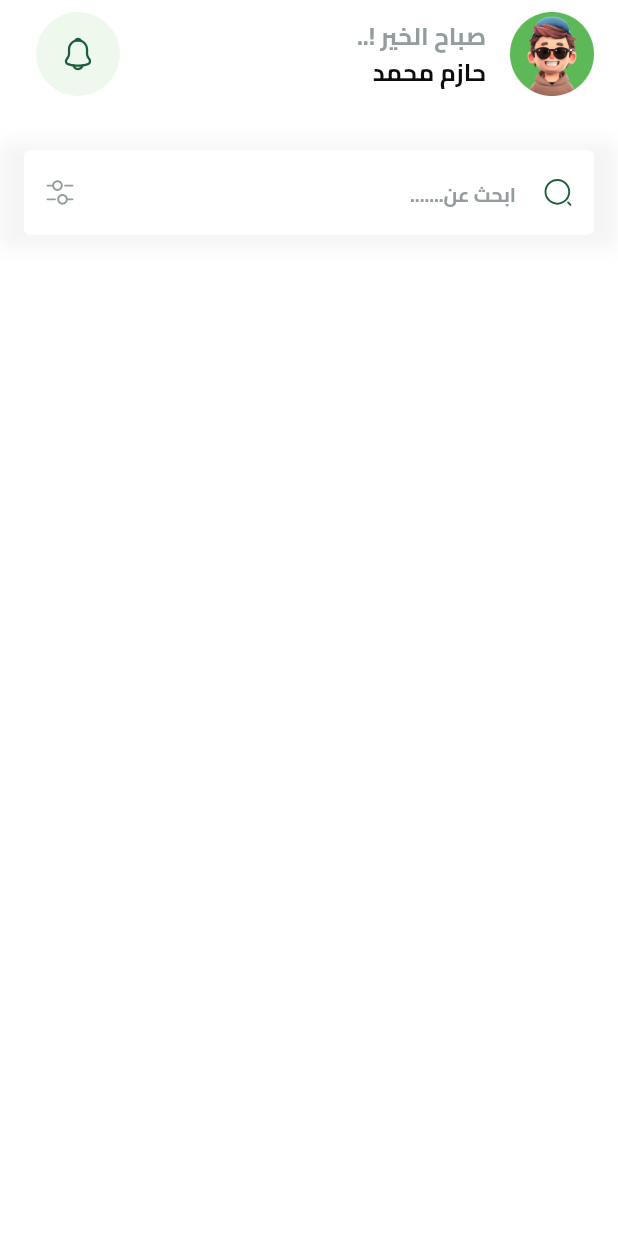
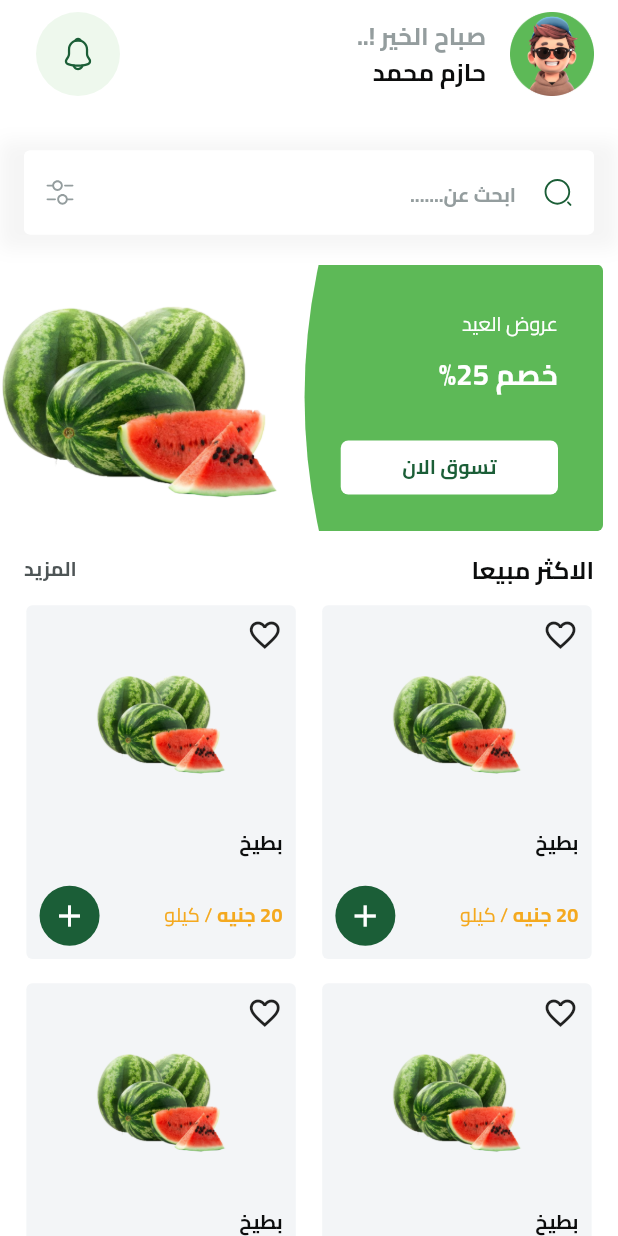
Before and after one commit to Hazem584/Fruits-Hub, a Flutter app: the screen it shows after launch, after a tap on "تخط", after a tap on "تسجيل دخول", on a phone screen of 412 x 824 dp. Run offline on Flutter 3.47's test engine with Material 3 defaults, Android fonts, the phone set to English and light mode, and no system bars; our stand-ins replace bloc, cloud_firestore, dartz, dots_indicator, firebase_auth, firebase_core and 8 more; missing offline and left inert: flutter_facebook_auth; accounts and stored records are empty.

Commit message:
- add best selling list view - add featured fruit item

```diff
--- a/lib/core/theming/app_colors.dart
+++ b/lib/core/theming/app_colors.dart
@@ -1,5 +1,3 @@
-
-
 import 'package:flutter/material.dart';
 
 class AppColors {
@@ -10,4 +8,5 @@ class AppColors {
   static const Color lighterGray = Color(0xFF949D9E);
   static const Color borderColor = Color(0xFFE6E9EA);
   static const Color lightGreen = Color(0xFF2D9F5D);
+  static const Color orange = Color(0xfff4a91f);
 }
--- a/lib/core/theming/styles.dart
+++ b/lib/core/theming/styles.dart
@@ -77,4 +77,34 @@ class TextStyles {
     color: AppColors.black,
     fontFamily: 'Cairo',
   );
+  static TextStyle font13WhiteNormal = TextStyle(
+    fontSize: 13.sp,
+    fontWeight: FontWeightHelper.normal,
+    color: Colors.white,
+    fontFamily: 'Cairo',
+  );
+  static TextStyle font19WhiteBold = TextStyle(
+    fontSize: 19.sp,
+    fontWeight: FontWeightHelper.bold,
+    color: Colors.white,
+    fontFamily: 'Cairo',
+  );
+  static TextStyle font13PrimaryColorBold = TextStyle(
+    fontSize: 13.sp,
+    fontWeight: FontWeightHelper.bold,
+    color: AppColors.primaryColor,
+    fontFamily: 'Cairo',
+  );
+  static TextStyle font13OrangeBold = TextStyle(
+    fontSize: 13.sp,
+    fontWeight: FontWeightHelper.bold,
+    color: AppColors.orange,
+    fontFamily: 'Cairo',
+  );
+  static TextStyle font13OrangeNormal = TextStyle(
+    fontSize: 13.sp,
+    fontWeight: FontWeightHelper.normal,
+    color: AppColors.orange,
+    fontFamily: 'Cairo',
+  );
 }
--- a/lib/core/utils/app_images.dart
+++ b/lib/core/utils/app_images.dart
@@ -58,6 +58,10 @@ class Assets {
   /// assets/images/google_icon.svg
   static const String assetsImagesGoogleIcon = "assets/images/google_icon.svg";
 
+  /// Assets for assetsImagesHomeShape
+  /// assets/images/home_shape.svg
+  static const String assetsImagesHomeShape = "assets/images/home_shape.svg";
+
   /// Assets for assetsImagesLogo
   /// assets/images/logo.svg
   static const String assetsImagesLogo = "assets/images/logo.svg";
@@ -93,4 +97,12 @@ class Assets {
   /// Assets for assetsImagesSplashBottom
   /// assets/images/splash_bottom.svg
   static const String assetsImagesSplashBottom = "assets/images/splash_bottom.svg";
+
+  /// Assets for assetsImagesStrawberry
+  /// assets/images/strawberry.png
+  static const String assetsImagesStrawberry = "assets/images/strawberry.png";
+
+  /// Assets for assetsImagesWatermelonTest
+  /// assets/images/watermelon_test.png
+  static const String assetsImagesWatermelonTest = "assets/images/watermelon_test.png";
 }
--- a/lib/core/widgets/app_text_button.dart
+++ b/lib/core/widgets/app_text_button.dart
@@ -1,8 +1,6 @@
-
 import 'package:flutter/material.dart';
 import 'package:flutter_screenutil/flutter_screenutil.dart';
 import 'package:fruits_e_commerce/core/theming/app_colors.dart';
-
 
 class AppTextButton extends StatelessWidget {
   final double? borderRadius;
@@ -14,6 +12,7 @@ class AppTextButton extends StatelessWidget {
   final String buttonText;
   final TextStyle textStyle;
   final VoidCallback onPressed;
+
   const AppTextButton({
     super.key,
     this.borderRadius,
@@ -29,7 +28,10 @@ class AppTextButton extends StatelessWidget {
 
   @override
   Widget build(BuildContext context) {
-    return TextButton(
+    return SizedBox(
+      width: buttonWidth?.w ?? double.maxFinite,
+      height: buttonHeight?.h ?? 52.h,
+      child: TextButton(
         style: ButtonStyle(
           shape: WidgetStateProperty.all<RoundedRectangleBorder>(
             RoundedRectangleBorder(
@@ -41,18 +43,22 @@ class AppTextButton extends StatelessWidget {
           ),
           padding: WidgetStateProperty.all<EdgeInsets>(
             EdgeInsets.symmetric(
-            horizontal: horizontalPadding?.w ?? 12.w,
-            vertical: verticalPadding?.h ?? 14.h,
+              horizontal: horizontalPadding?.w ?? 8.w,
+              vertical: verticalPadding?.h ?? 4.h,
             ),
           ),
-        fixedSize: WidgetStateProperty.all(
-          Size(buttonWidth?.w ?? double.maxFinite, buttonHeight ?? 52.h),
-        ),
+          minimumSize: WidgetStateProperty.all(Size.zero),
+          tapTargetSize: MaterialTapTargetSize.shrinkWrap,
         ),
         onPressed: onPressed,
+        child: FittedBox(
+          fit: BoxFit.scaleDown,
           child: Text(
             buttonText,
             style: textStyle,
+            textAlign: TextAlign.center,
+          ),
+        ),
       ),
     );
   }
--- /dev/null
+++ b/lib/core/widgets/fruit_item.dart
@@ -0,0 +1,83 @@
+import 'package:flutter/material.dart';
+import 'package:flutter_screenutil/flutter_screenutil.dart';
+import 'package:fruits_e_commerce/core/helper/spacing.dart';
+import 'package:fruits_e_commerce/core/theming/app_colors.dart';
+import 'package:fruits_e_commerce/core/theming/styles.dart';
+import 'package:fruits_e_commerce/core/utils/app_images.dart';
+
+class FruitItem extends StatelessWidget {
+  const FruitItem({super.key});
+
+  @override
+  Widget build(BuildContext context) {
+    return Container(
+      decoration: ShapeDecoration(
+        color: const Color(0xfff3f5f7),
+        shape: RoundedRectangleBorder(borderRadius: BorderRadius.circular(4)),
+      ),
+      child: Stack(
+        children: [
+          Positioned(
+            top: 8.h,
+            right: 8.w,
+            child: Icon(Icons.favorite_border_outlined),
+          ),
+          Padding(
+            padding: EdgeInsets.all(8.w),
+            child: Column(
+              crossAxisAlignment: CrossAxisAlignment.start,
+              children: [
+                verticalSpace(16),
+                Expanded(
+                  flex: 3,
+                  child: Center(
+                    child: Image.asset(
+                      Assets.assetsImagesWatermelonTest,
+                      fit: BoxFit.contain,
+                      height: 80.h,
+                    ),
+                  ),
+                ),
+                verticalSpace(8),
+                Expanded(
+                  flex: 2,
+                  child: Column(
+                    crossAxisAlignment: CrossAxisAlignment.start,
+                    mainAxisAlignment: MainAxisAlignment.spaceBetween,
+                    children: [
+                      Text('بطيخ', style: TextStyles.font13BlackSemiBold),
+                      Row(
+                        mainAxisAlignment: MainAxisAlignment.spaceBetween,
+                        crossAxisAlignment: CrossAxisAlignment.center,
+                        children: [
+                          Expanded(
+                            child: Row(
+                              children: [
+                                Text(
+                                  '20 جنيه',
+                                  style: TextStyles.font13OrangeBold,
+                                ),
+                                Text(
+                                  ' / كيلو',
+                                  style: TextStyles.font13OrangeNormal,
+                                ),
+                              ],
+                            ),
+                          ),
+                          CircleAvatar(
+                            backgroundColor: AppColors.primaryColor,
+                            child: Icon(Icons.add, color: Colors.white),
+                          ),
+                        ],
+                      ),
+                    ],
+                  ),
+                ),
+              ],
+            ),
+          ),
+        ],
+      ),
+    );
+  }
+}
--- /dev/null
+++ b/lib/features/home/presentation/widgets/best_selling_grid_view.dart
@@ -0,0 +1,26 @@
+import 'package:flutter/material.dart';
+import 'package:flutter_screenutil/flutter_screenutil.dart';
+import 'package:fruits_e_commerce/core/widgets/fruit_item.dart';
+
+class BestSellingGridView extends StatelessWidget {
+  const BestSellingGridView({super.key});
+
+  @override
+  Widget build(BuildContext context) {
+    return SliverPadding(
+      padding: EdgeInsets.symmetric(horizontal: 16.w),
+      sliver: SliverGrid.builder(
+        gridDelegate: SliverGridDelegateWithFixedCrossAxisCount(
+          crossAxisCount: 2,
+          childAspectRatio: 163 / 214,
+          crossAxisSpacing: 16.w,
+          mainAxisSpacing: 16.h,
+        ),
+        itemCount: 10,
+        itemBuilder: (context, index) {
+          return const FruitItem();
+        },
+      ),
+    );
+  }
+}
--- /dev/null
+++ b/lib/features/home/presentation/widgets/best_selling_header.dart
@@ -0,0 +1,20 @@
+import 'package:flutter/material.dart';
+import 'package:fruits_e_commerce/core/theming/styles.dart';
+
+class BestSellingHeader extends StatelessWidget {
+  const BestSellingHeader({super.key});
+
+  @override
+  Widget build(BuildContext context) {
+    return Padding(
+      padding: const EdgeInsets.symmetric(horizontal: 16.0),
+      child: Row(
+        children: [
+          Text("الاكثر مبيعا", style: TextStyles.font16BlackBold),
+          const Spacer(),
+          Text("المزيد", style: TextStyles.font13lightGraySemiBold),
+        ],
+      ),
+    );
+  }
+}
--- /dev/null
+++ b/lib/features/home/presentation/widgets/featured_item.dart
@@ -0,0 +1,63 @@
+import 'package:flutter/material.dart';
+import 'package:flutter_svg_provider/flutter_svg_provider.dart';
+import 'package:fruits_e_commerce/core/helper/spacing.dart';
+import 'package:fruits_e_commerce/core/theming/styles.dart';
+import 'package:fruits_e_commerce/core/utils/app_images.dart';
+import 'package:fruits_e_commerce/features/home/presentation/widgets/featured_item_button.dart';
+
+class FeaturedItem extends StatelessWidget {
+  const FeaturedItem({super.key});
+
+  @override
+  Widget build(BuildContext context) {
+    var itemWidth = MediaQuery.sizeOf(context).width;
+    return Padding(
+      padding: const EdgeInsets.symmetric(horizontal: 10.0),
+      child: SizedBox(
+        width: itemWidth,
+        child: AspectRatio(
+          aspectRatio: 342 / 158,
+          child: Stack(
+            children: [
+              Positioned(
+                left: 0,
+                bottom: 0,
+                child: Image.asset(
+                  Assets.assetsImagesWatermelonTest,
+                  width: itemWidth * 0.5,
+                  height: 158,
+                  fit: BoxFit.fill,
+                ),
+              ),
+              Container(
+                width: itemWidth * 0.5,
+                decoration: BoxDecoration(
+                  image: DecorationImage(
+                    image: Svg(Assets.assetsImagesHomeShape),
+                    fit: BoxFit.fill,
+                  ),
+                  borderRadius: BorderRadius.circular(4),
+                ),
+                child: Padding(
+                  padding: const EdgeInsets.only(right: 30.0),
+                  child: Column(
+                    crossAxisAlignment: CrossAxisAlignment.start,
+                    children: [
+                      Spacer(),
+                      Text("عروض العيد", style: TextStyles.font13WhiteNormal),
+                      verticalSpace(10),
+                      Text("خصم 25%", style: TextStyles.font19WhiteBold),
+                      Spacer(),
+                      FeaturedItemButton(),
+                      verticalSpace(24),
+                    ],
+                  ),
+                ),
+              ),
+            ],
+          ),
+        ),
+      ),
+    );
+  }
+}
--- /dev/null
+++ b/lib/features/home/presentation/widgets/featured_item_button.dart
@@ -0,0 +1,21 @@
+import 'package:flutter/material.dart';
+import 'package:flutter_screenutil/flutter_screenutil.dart';
+import 'package:fruits_e_commerce/core/theming/styles.dart';
+import 'package:fruits_e_commerce/core/widgets/app_text_button.dart';
+
+class FeaturedItemButton extends StatelessWidget {
+  const FeaturedItemButton({super.key});
+
+  @override
+  Widget build(BuildContext context) {
+    return AppTextButton(
+      buttonText: "تسوق الان",
+      textStyle: TextStyles.font13PrimaryColorBold,
+      onPressed: () {},
+      backgroundColor: Colors.white,
+      borderRadius: 5,
+      buttonHeight: 35.h,
+      buttonWidth: 120.w,
+    );
+  }
+}
--- /dev/null
+++ b/lib/features/home/presentation/widgets/featured_list.dart
@@ -0,0 +1,21 @@
+import 'package:flutter/material.dart';
+import 'package:flutter_screenutil/flutter_screenutil.dart';
+import 'package:fruits_e_commerce/features/home/presentation/widgets/featured_item.dart';
+
+class FeaturedList extends StatelessWidget {
+  const FeaturedList({super.key});
+
+  @override
+  Widget build(BuildContext context) {
+    return SizedBox(
+      height: 175.h,
+      child: ListView.builder(
+        scrollDirection: Axis.horizontal,
+        itemCount: 4,
+        itemBuilder: (context, index) {
+          return const FeaturedItem();
+        },
+      ),
+    );
+  }
+}
--- a/lib/features/home/presentation/widgets/home_view_body.dart
+++ b/lib/features/home/presentation/widgets/home_view_body.dart
@@ -1,7 +1,10 @@
 import 'package:flutter/material.dart';
 import 'package:fruits_e_commerce/core/helper/spacing.dart';
 import 'package:fruits_e_commerce/core/widgets/search_text_field.dart';
+import 'package:fruits_e_commerce/features/home/presentation/widgets/best_selling_grid_view.dart';
+import 'package:fruits_e_commerce/features/home/presentation/widgets/best_selling_header.dart';
 import 'package:fruits_e_commerce/features/home/presentation/widgets/custom_home_app_bar.dart';
+import 'package:fruits_e_commerce/features/home/presentation/widgets/featured_list.dart';
 
 class HomeViewBody extends StatelessWidget {
   const HomeViewBody({super.key});
@@ -16,9 +19,15 @@ class HomeViewBody extends StatelessWidget {
               CustomHomeAppBar(),
               verticalSpace(20),
               SearchTextField(),
+              verticalSpace(12),
+              FeaturedList(),
+              verticalSpace(14),
+              BestSellingHeader(),
+              verticalSpace(12),
             ],
           ),
         ),
+        BestSellingGridView(),
       ],
     );
   }
--- a/lib/features/login/widgets/login_view_body.dart
+++ b/lib/features/login/widgets/login_view_body.dart
@@ -111,8 +111,8 @@ class _LoginViewBodyState extends State<LoginViewBody> {
               borderRadius: 19,
               buttonText: 'تسجيل دخول',
               textStyle: TextStyles.font15WhiteBold,
-              buttonWidth: 300.w,
-              buttonHeight: 63.h,
+              buttonWidth: 290.w,
+              buttonHeight: 40.h,
               backgroundColor: AppColors.primaryColor,
               onPressed: () {
                 Navigator.pushNamed(context, HomeView.routeName);
--- a/lib/features/signup/widgets/signup_view_body.dart
+++ b/lib/features/signup/widgets/signup_view_body.dart
@@ -133,8 +133,8 @@ class _SignupViewBodyState extends State<SignupViewBody> {
               borderRadius: 19,
               buttonText: "إنشاء حساب جديد",
               textStyle: TextStyles.font15WhiteBold,
-              buttonWidth: 300.w,
-              buttonHeight: 63.h,
+              buttonWidth: 290.w,
+              buttonHeight: 40.h,
               backgroundColor: AppColors.primaryColor,
               onPressed: () {
                 SignupValidators.validateAndSignup(
```
Also changed, not shown: pubspec.yaml (+13 -12 lines), assets/images/home_shape.svg (added), assets/images/strawberry.png (added), assets/images/watermelon_test.png (added), pubspec.lock. Lines whose indentation alone changed are shown as unchanged.
